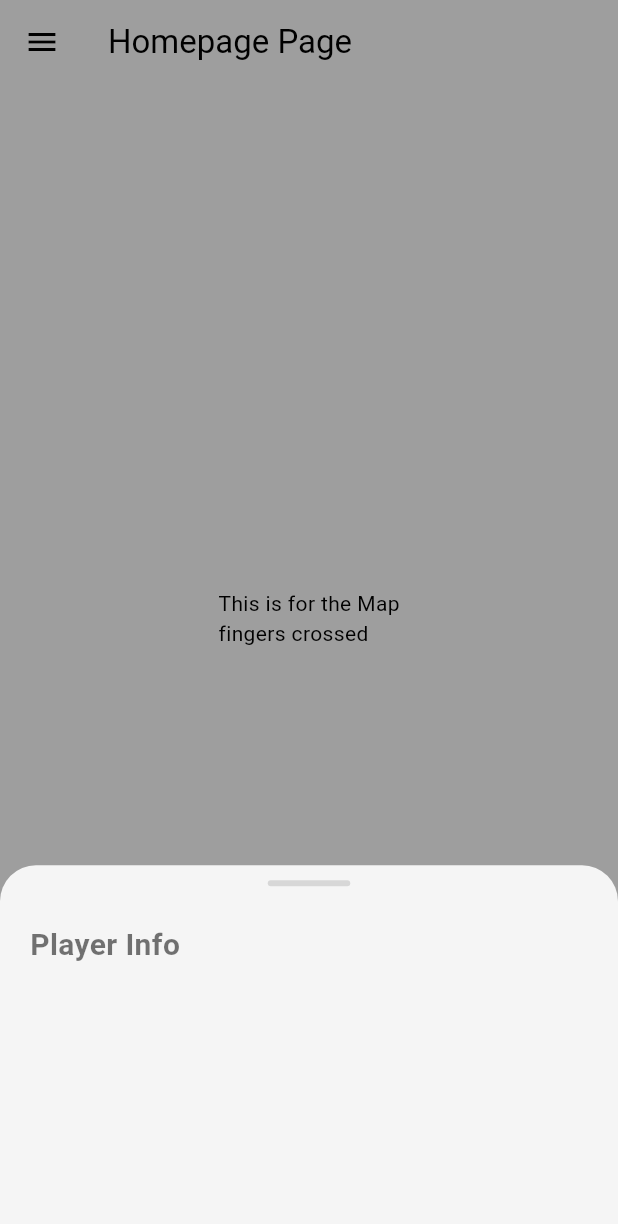
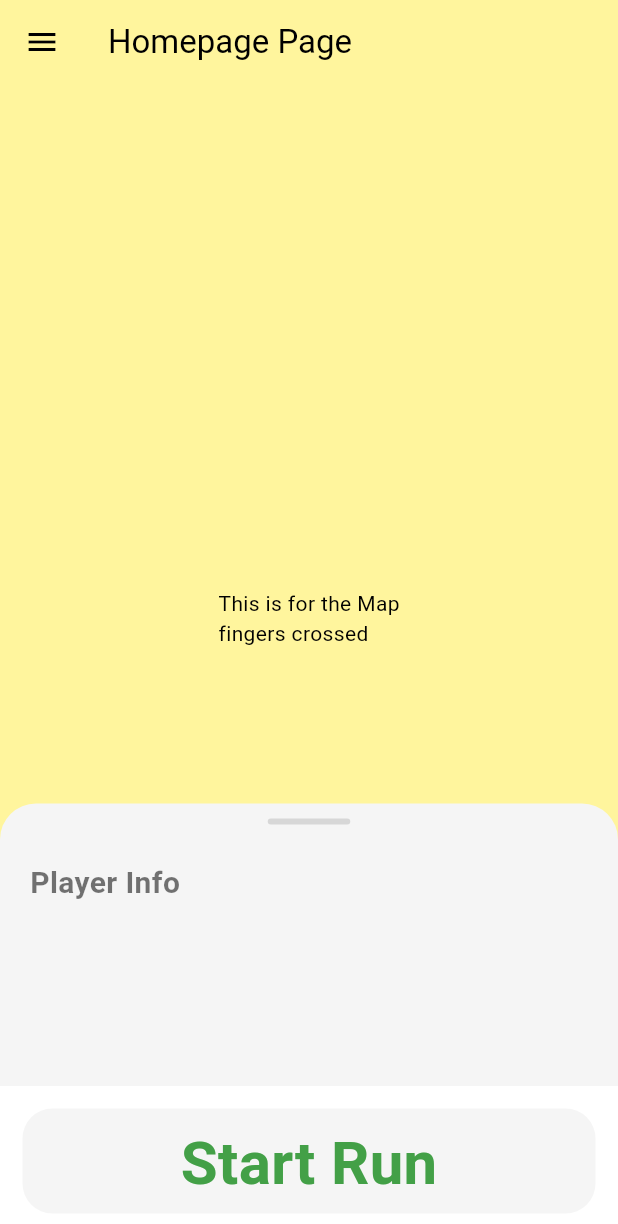
Before and after one commit to jaydentosul/fit_ness_territory, a Flutter app: the HomePage screen opened by its route, on a phone screen of 412 x 824 dp. Shown: the top 1224 px of the screen. Run offline on Flutter 3.47's test engine with Material 3 defaults, Android fonts, the phone set to English and light mode, and no system bars.

Commit message:
added the start run button

```diff
--- a/lib/components/my_bottom_sheet.dart
+++ /dev/null
@@ -1,65 +0,0 @@
-import 'package:flutter/material.dart';
-
-class MyBottomSheet extends StatelessWidget{
-  const MyBottomSheet({super.key});
-
-  @override
-  Widget build(BuildContext context) {
-    return DraggableScrollableSheet(
-      initialChildSize: 0.30,//initial start of the sheet
-      minChildSize: 0.15,
-      maxChildSize: 0.8,
-      builder: (context, scrollController) {
-        return Container(
-          decoration: BoxDecoration(
-            color: Theme.of(context).colorScheme.tertiary,
-            borderRadius: BorderRadius.vertical(
-              top: Radius.circular(24),
-            )
-          ),
-
-          child: ListView(
-            controller: scrollController,
-            padding: EdgeInsets.only(top: 10),
-            children: [
-              //drag handle
-              Center(
-                child: Container(
-                  width: 55,
-                  height: 4,
-                  decoration: BoxDecoration(
-                    color: Colors.black12,
-                    borderRadius: BorderRadius.circular(20)
-                  ),
-                ),
-              ),
-
-              const SizedBox(height: 25),
-
-
-              /*
-              Can fill up this section with player stats as similar to
-              the figma model
-               */
-              const Padding(
-                padding: EdgeInsets.only(left: 20),
-                child: Align(
-                  alignment: Alignment.topLeft,
-                  child: Text("Player Info",
-                    style: TextStyle(
-                      fontSize: 20,
-                      fontWeight: FontWeight.bold,
-                      color: Colors.black54,
-                    ),
-                  ),
-                ),
-              ),
-
-              const SizedBox(height: 10),
-            ],
-          ),
-        );
-      }
-    );
-  }
-}
--- a/lib/components/my_buttons.dart
+++ b/lib/components/my_buttons.dart
@@ -55,5 +55,45 @@ class ButtonTwo extends StatelessWidget {
       ),
     );
   }
+}
+
+//---------------------------- START-RUN BUTTON ------------------------------
+class StartRunButton extends StatelessWidget{
+  final void Function()? onTap;
+
+  const StartRunButton({
+    super.key,
+    required this.onTap
+  });
+
+  @override
+  Widget build(BuildContext context) {
+    return Container(
+      width: double.infinity,
+      height: 100,
+      padding: EdgeInsets.all(15),
+      color: Theme.of(context).colorScheme.secondary,
+      child: GestureDetector(
+        onTap: onTap,
+        child: Container(
+          width: double.infinity,
+          decoration: BoxDecoration(
+            color: Theme.of(context).colorScheme.tertiary, //--> button color
+            borderRadius: BorderRadius.circular(20)
+          ),
+          padding: EdgeInsets.all(8),
+          alignment: Alignment.center,
+          child: Text(
+            'Start Run',
+            style: TextStyle(
+              fontWeight: FontWeight.bold,
+              fontSize: 40,
+              color: Colors.green.shade600
+            ),
+          ),
+        ),
+      ),
+    );
+  }
 
 }
--- /dev/null
+++ b/lib/components/my_scrollable_draggable_sheet.dart
@@ -0,0 +1,83 @@
+import 'package:flutter/material.dart';
+
+import 'my_buttons.dart';
+
+class MyScrollableDraggableSheet extends StatelessWidget{
+  const MyScrollableDraggableSheet({super.key});
+
+  @override
+  Widget build(BuildContext context) {
+    return Stack(
+      children: [
+        DraggableScrollableSheet(
+          initialChildSize: 0.35, //initial start of the sheet
+          minChildSize: 0.25,     //lowest length to drag to
+          maxChildSize: 0.8,      //highest length to drag to
+          builder: (context, scrollController) {
+            return Container(
+              decoration: BoxDecoration(
+                  color: Theme.of(context).colorScheme.tertiary,
+                  borderRadius: BorderRadius.vertical(
+                    top: Radius.circular(24),
+                  )
+              ),
+
+              child: ListView(
+                controller: scrollController,
+                padding: EdgeInsets.only(top: 10),
+                children: [
+
+                  //DRAGGING HANDLE
+                  Center(
+                    child: Container(
+                      width: 55,
+                      height: 4,
+                      decoration: BoxDecoration(
+                          color: Colors.black12,
+                          borderRadius: BorderRadius.circular(20)
+                      ),
+                    ),
+                  ),
+
+                  const SizedBox(height: 25),
+
+
+                  /*
+                Can fill up this section with player stats as similar to
+                the figma model
+                 */
+                  const Padding(
+                    padding: EdgeInsets.only(left: 20),
+                    child: Align(
+                      alignment: Alignment.topLeft,
+                      child: Text("Player Info",
+                        style: TextStyle(
+                          fontSize: 20,
+                          fontWeight: FontWeight.bold,
+                          color: Colors.black54,
+                        ),
+                      ),
+                    ),
+                  ),
+
+                  const SizedBox(height: 10),
+
+                  /*
+                  More UI stuff for player Info
+                   */
+                ],
+              ),
+            );
+          }
+        ),
+
+        Positioned(
+            bottom: 0, right: 0, left: 0,//bounds
+            child: StartRunButton(
+              onTap: () {},
+            )
+        ),
+      ],
+    );
+  }
+}
--- a/lib/pages/home_page.dart
+++ b/lib/pages/home_page.dart
@@ -1,5 +1,5 @@
 import 'package:flutter/material.dart';
-import '../components/my_bottom_sheet.dart';
+import '../components/my_scrollable_draggable_sheet.dart';
 import '../components/my_drawer.dart';
 
 
@@ -20,12 +20,12 @@ class HomePage extends StatelessWidget {
         children: [
           //for the map
           Container(
-            color: Colors.grey,
+            color: Colors.yellow.shade200,
             child: Center(child: Text('This is for the Map\n'
                 'fingers crossed')),
           ),
 
-          const MyBottomSheet(),  // ---> This is the Bottom draggable sheet
+          const MyScrollableDraggableSheet(),  // ---> This is the Bottom draggable sheet
         ],
 
       ),
--- a/lib/pages/login_page.dart
+++ b/lib/pages/login_page.dart
@@ -69,11 +69,12 @@ class _LoginPageState extends State<LoginPage> {
 
               SizedBox(height: 10), //spacing
 
-              //ACCOUNT TEXT FIELD
+              //PASSWORD TEXT FIELD
               SizedBox(
                 height: 45,
                 child: TextField(
                   controller: getUserPass,
+                  obscureText: true, //hides the text
                   decoration: InputDecoration(
                       border: InputBorder.none,
                       filled: true,
```
